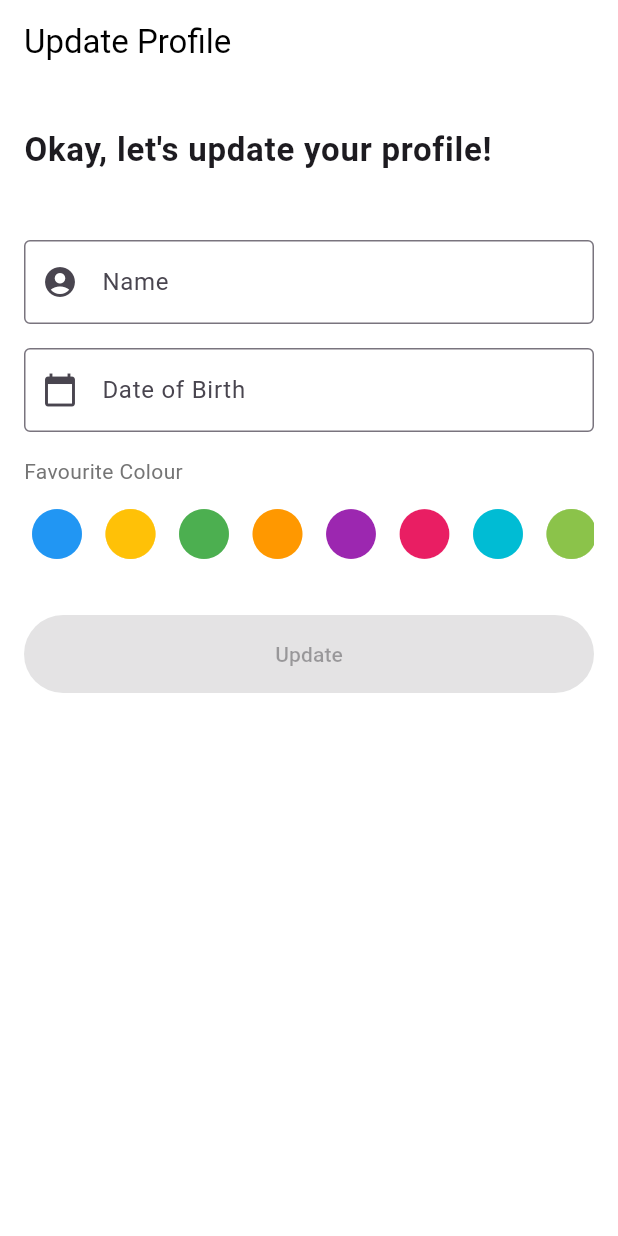
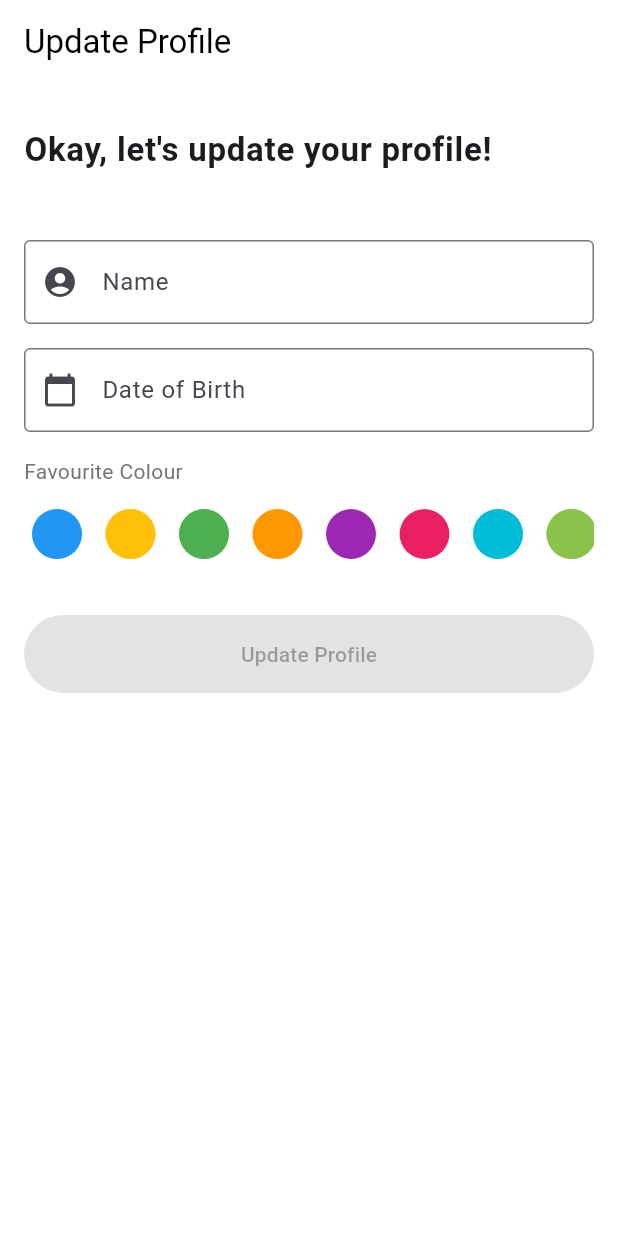
Before and after one commit to comp7082-s24/ClimateCompanion, a Flutter app: the UpdateProfileView screen opened by its route, on a phone screen of 412 x 824 dp. Run offline on Flutter 3.47's test engine with Material 3 defaults, Android fonts, the light colour scheme and no system bars; our stand-ins replace flutter_gemini, flutter_staggered_animations, go_router, shared_preferences, weather, widget_and_text_animator; accounts and stored records are empty; statements that could not run were skipped.

Commit message:
- Update strings to reference constants

```diff
--- /dev/null
+++ b/lib/constants.dart
@@ -0,0 +1,33 @@
+class Constants {
+  static const String onBoardingWelcomeTitle = "Hello and welcome";
+  static const String onBoardingWelcomeMessage =
+      "Please provide the following information to assist ClimateCompanion in understanding you better and delivering more tailored results";
+  static const String deleteProfileDialogTitle = "Delete Profile";
+  static const String deleteProfileDialogMessage = "Are you sure you want to delete your profile? This action cannot be undone.";
+  static const String cancelButtonTitle = "Cancel";
+  static const String deleteButtonTitle = "Delete";
+  static const String deleteProfileButtonTitle = "Delete Profile";
+  static const String reSuggestButtonTitle = "Re-Suggest";
+  static const String suggestionSavedDialogMessage = "Would you like me to come up with something else?";
+  static const String suggestionSavedSnackBarMessage = "Suggestion saved successfully";
+  static const String suggestionRemovedSnackBarMessage = "Suggestion removed successfully";
+  static const String saveButtonTitle = "Save";
+  static const String updateProfileButtonTitle = "Update Profile";
+  static const String noFavouritesMessage = "No favorites yet.";
+  static const String updateProfileHeaderMessage = "Okay, let's update your profile!";
+  static const String ccAiSuggestMessage = "Hey CC, got any activities for me?";
+  static const String createdByMessage = "Created with ❤️ at BCIT";
+
+  static String prompt(final String areaName, final String country, final String weatherDescription, {final bool isRePrompt = false}) {
+    return "Give me a list of ${isRePrompt ? "" : "another"} 3 of activities to do in $areaName located in Country Code ($country) when "
+        "the weather is "
+        "$weatherDescription. Return the response as a json object containing a title and a description with a max of 50 characters";
+  }
+
+  static String aiSuggestHeaderMessage(final String areaName, final String weatherDescription) {
+    return "I found some activities you might like, perfect for $weatherDescription in $areaName!";
+  }
+
+  static const String aiSuggestRetryMessage = "Would you like me to come up with something else?";
+  static const String aiSuggestErrorMessage = "I'm sorry, I couldn't find any activities for you. Please try again later.";
+}
--- a/lib/screens/profile_view.dart
+++ b/lib/screens/profile_view.dart
@@ -1,4 +1,5 @@
 import "package:climate_companion/components/delete.profile.button.dart";
+import "package:climate_companion/constants.dart";
 import "package:climate_companion/navigation.dart";
 import "package:climate_companion/state/app_state_provider.dart";
 import "package:flutter/material.dart";
@@ -134,7 +135,7 @@ class _ProfileViewState extends State<ProfileView> {
       style: ElevatedButton.styleFrom(
         backgroundColor: Theme.of(context).primaryColor,
       ),
-      child: Text("Update Profile", style: Theme.of(context).textTheme.bodyMedium),
+      child: Text(Constants.updateProfileButtonTitle, style: Theme.of(context).textTheme.bodyMedium),
     );
   }
 
--- a/lib/screens/update_profile_view.dart
+++ b/lib/screens/update_profile_view.dart
@@ -1,3 +1,5 @@
+import "package:climate_companion/constants.dart";
+import "package:climate_companion/navigation.dart";
 import "package:climate_companion/state/app_state_provider.dart";
 import "package:climate_companion/themes/theme.dart";
 import "package:flutter/material.dart";
@@ -40,9 +42,7 @@ class _UpdateProfileViewState extends State<UpdateProfileView> {
     const columSeparator = SizedBox(height: 16);
     const sectionSeparator = SizedBox(height: 32);
     return Scaffold(
-      appBar: AppBar(
-        title: const Text("Update Profile"),
-      ),
+      appBar: AppBar(title: Text(UpdateProfileDestination().title)),
       body: Padding(
         padding: const EdgeInsets.all(16.0),
         child: Column(
@@ -58,7 +58,7 @@ class _UpdateProfileViewState extends State<UpdateProfileView> {
                     child: ListTile(
                       contentPadding: EdgeInsets.zero,
                       title: Text(
-                        "Okay, let's update your profile!",
+                        Constants.updateProfileHeaderMessage,
                         style: TextStyle(
                           fontSize: 22,
                           fontWeight: FontWeight.bold,
@@ -163,7 +163,7 @@ class _UpdateProfileViewState extends State<UpdateProfileView> {
                         padding: WidgetStateProperty.all<EdgeInsetsGeometry>(const EdgeInsets.symmetric(vertical: 16)),
                       ),
                       onPressed: submitForm(context),
-                      child: const Text("Update"),
+                      child: const Text(Constants.updateProfileButtonTitle),
                     ),
                   ),
                 ],
--- a/lib/screens/weather_view.dart
+++ b/lib/screens/weather_view.dart
@@ -1,4 +1,5 @@
 import "package:climate_companion/components/rounded_container.dart";
+import "package:climate_companion/constants.dart";
 import "package:climate_companion/state/app_state_provider.dart";
 import "package:climate_companion/utils/strings.dart";
 import "package:flutter/material.dart";
@@ -446,7 +447,7 @@ class AiSuggestRow extends StatelessWidget {
               ),
               child: Row(
                 children: [
-                  Text("Hey CC, got any activities for me?", style: Theme.of(context).textTheme.bodyMedium),
+                  Text(Constants.ccAiSuggestMessage, style: Theme.of(context).textTheme.bodyMedium),
                   const SizedBox(width: 8),
                   Icon(
                     Icons.chat,
```
Also changed, not shown: lib/bottom_nav_scaffold.dart (+6 -5 lines), lib/components/delete.profile.button.dart (+9 -6 lines), lib/screens/ai_suggest_view.dart (+39 -26 lines), lib/screens/create_profile_view.dart (+5 -7 lines), lib/screens/favourites_view.dart (+7 -6 lines).
